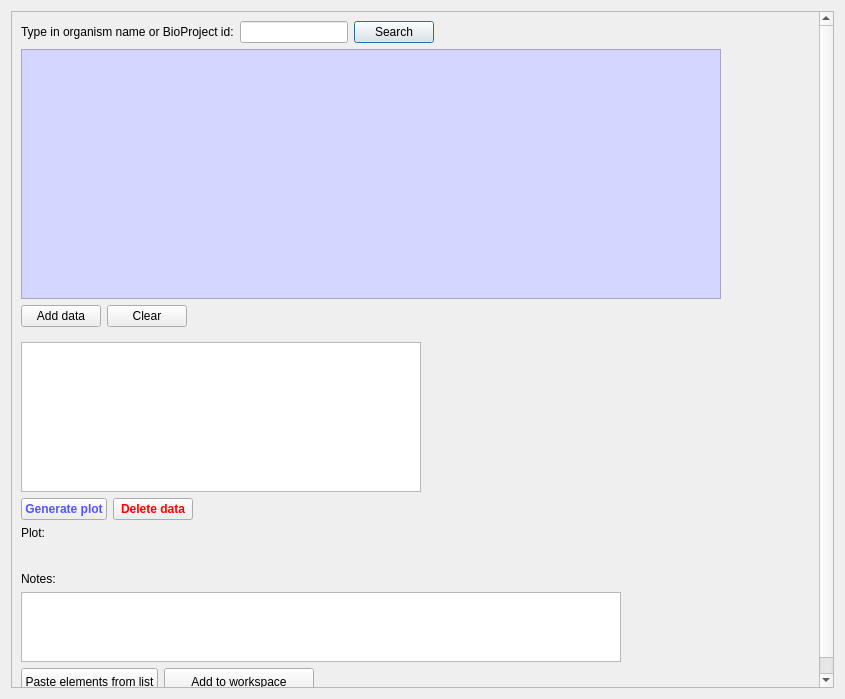
Old version of the form Design/plot_window.ui in the repository youngTouring/genome_info.
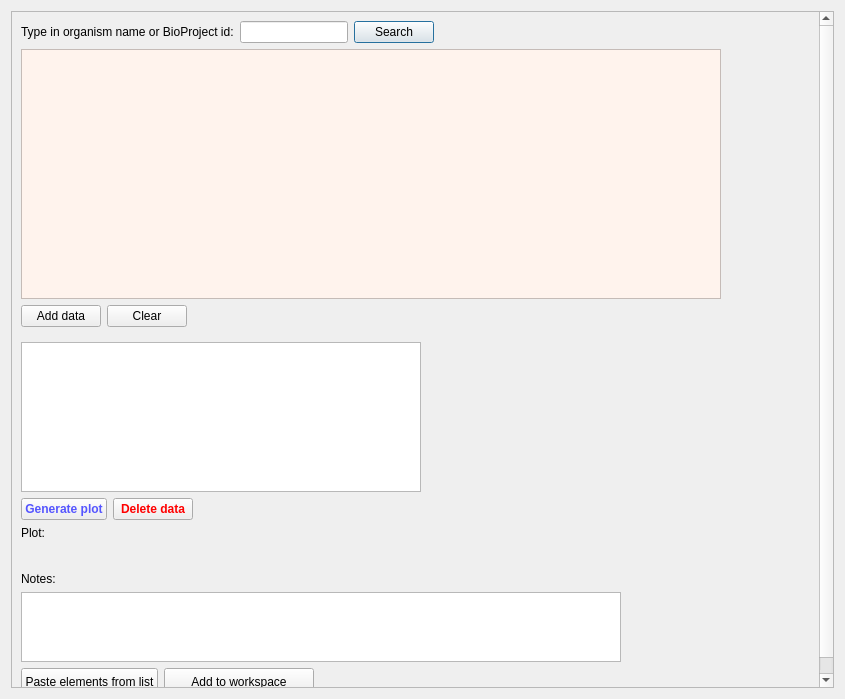
New version of the form. Icons and pictures are not drawn.

Diff of the .ui file:
```diff
--- a/Design/plot_window.ui
+++ b/Design/plot_window.ui
@@ -27,7 +27,7 @@
       <property name="geometry">
        <rect>
         <x>0</x>
-        <y>-4</y>
+        <y>0</y>
         <width>808</width>
         <height>713</height>
        </rect>
@@ -101,7 +101,7 @@
           </size>
          </property>
          <property name="styleSheet">
-          <string notr="true">background-color: rgb(212, 214, 255);</string>
+          <string notr="true">background-color:rgb(255, 243, 237)</string>
          </property>
         </widget>
        </item>
```
